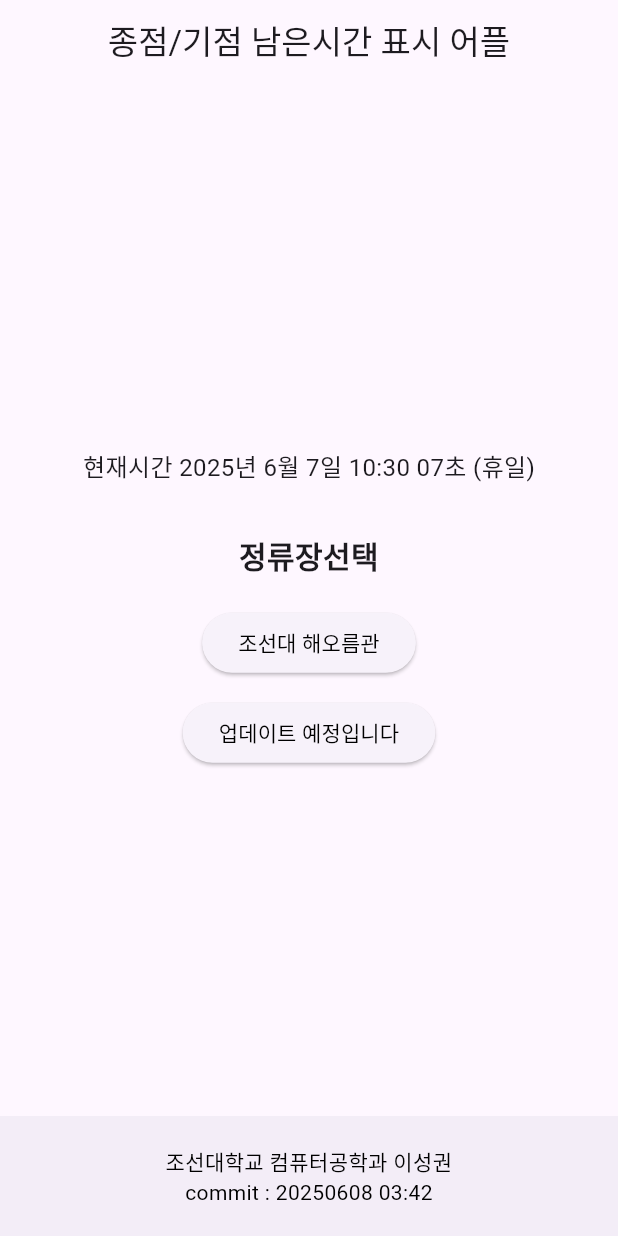
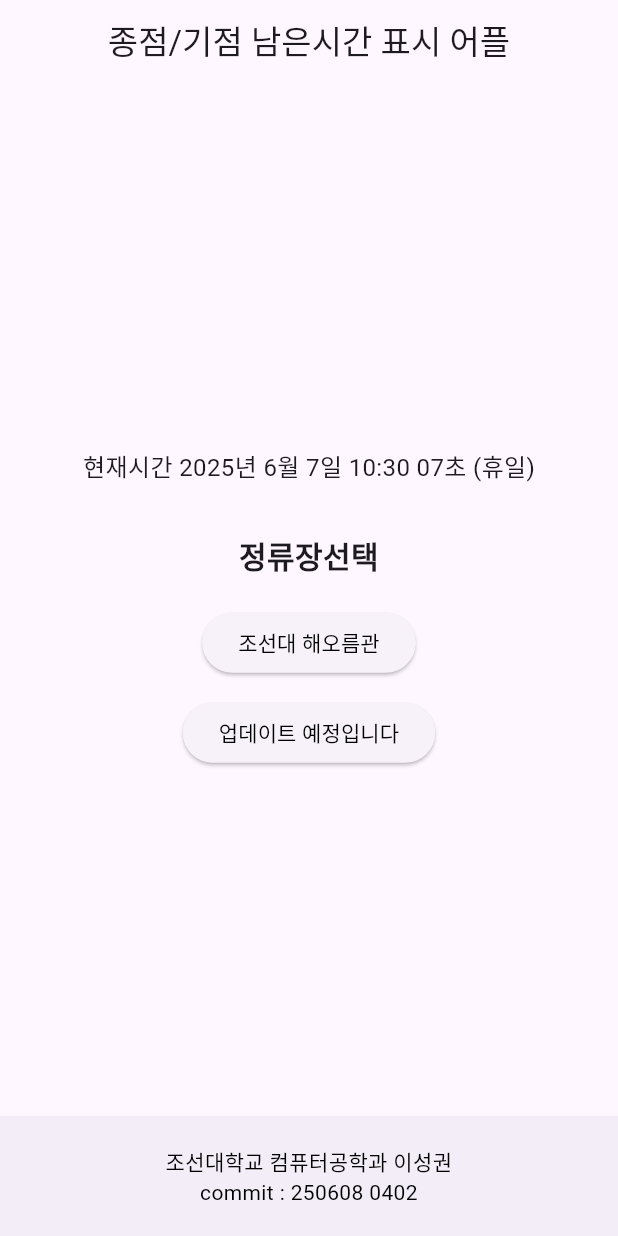
Before and after one commit to gwondev/bustime, a Flutter app: the screen it shows after launch, on a phone screen of 412 x 824 dp. Run offline on Flutter 3.47's test engine with Material 3 defaults, Android fonts, the phone set to English and light mode, and no system bars; our stand-ins replace cloud_firestore, firebase_core; accounts and stored records are empty.

Commit message:
20250608 0408

```diff
--- a/lib/main.dart
+++ b/lib/main.dart
@@ -58,7 +58,7 @@ class _StationSelectorPageState extends State<StationSelectorPage> {
             mainAxisSize: MainAxisSize.min,
             children: [
               Text1('조선대학교 컴퓨터공학과 이성권'),
-              Text1('commit : 20250608 03:42'),
+              Text1('commit : 250608 0402'),
             ],
           ),
         ),
```
Also changed, not shown: 1 other file.
